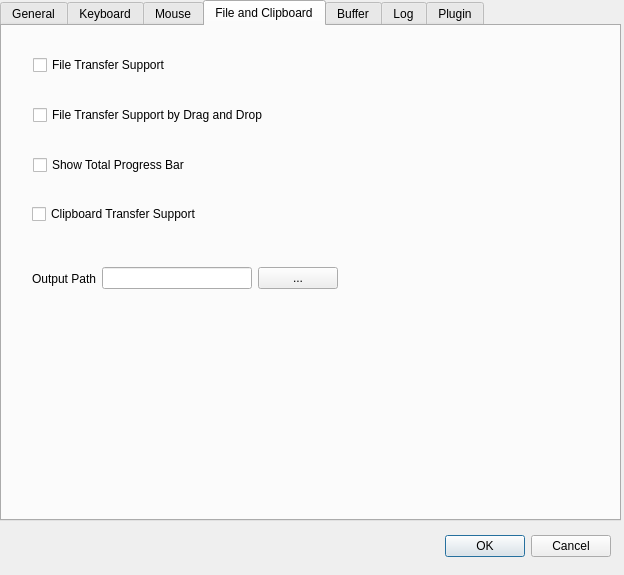
Above: src/GUI/preference_dialog.ui from funfun-dc5/qtbrynhildr before the change. Below: the same form after it.
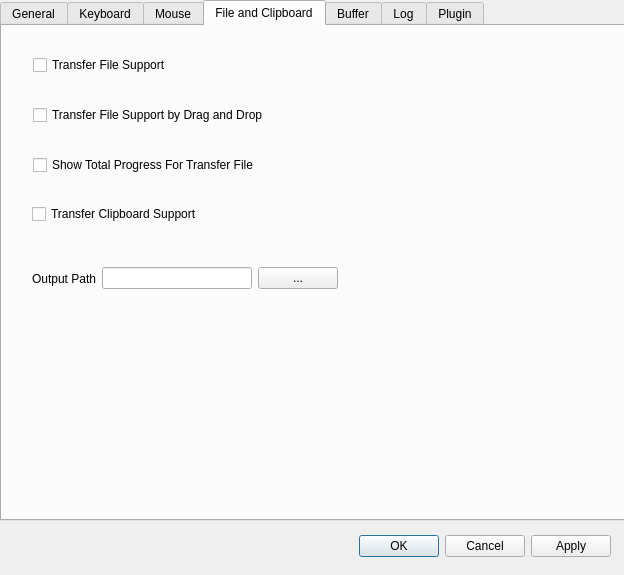
That is the form after the change. The open tabs and pages were chosen to show the change.

Commit message: updated preference dialog

```diff
--- a/src/GUI/preference_dialog.ui
+++ b/src/GUI/preference_dialog.ui
@@ -26,7 +26,7 @@
     <enum>Qt::Horizontal</enum>
    </property>
    <property name="standardButtons">
-    <set>QDialogButtonBox::Cancel|QDialogButtonBox::Ok</set>
+    <set>QDialogButtonBox::Apply|QDialogButtonBox::Cancel|QDialogButtonBox::Ok</set>
    </property>
   </widget>
   <widget class="QTabWidget" name="tabWidget">
@@ -34,7 +34,7 @@
     <rect>
      <x>0</x>
      <y>0</y>
-     <width>621</width>
+     <width>631</width>
      <height>521</height>
     </rect>
    </property>
@@ -321,7 +321,7 @@
       </rect>
      </property>
      <property name="text">
-      <string>File Transfer Support</string>
+      <string>Transfer File Support</string>
      </property>
     </widget>
     <widget class="QCheckBox" name="checkBox_onFileTransferSupportByDragAndDrop">
@@ -334,7 +334,7 @@
       </rect>
      </property>
      <property name="text">
-      <string>File Transfer Support by Drag and Drop</string>
+      <string>Transfer File Support by Drag and Drop</string>
      </property>
     </widget>
     <widget class="QCheckBox" name="checkBox_onShowTotalProgressBar">
@@ -347,7 +347,7 @@
       </rect>
      </property>
      <property name="text">
-      <string>Show Total Progress Bar</string>
+      <string>Show Total Progress For Transfer File</string>
      </property>
     </widget>
     <widget class="QCheckBox" name="checkBox_onClipbordTransferSupport">
@@ -360,7 +360,7 @@
       </rect>
      </property>
      <property name="text">
-      <string>Clipboard Transfer Support</string>
+      <string>Transfer Clipboard Support</string>
      </property>
     </widget>
    </widget>
```
Left out of the diff: 22 changed lines with no effect on the pictures. The commit also changes 6 other files.
